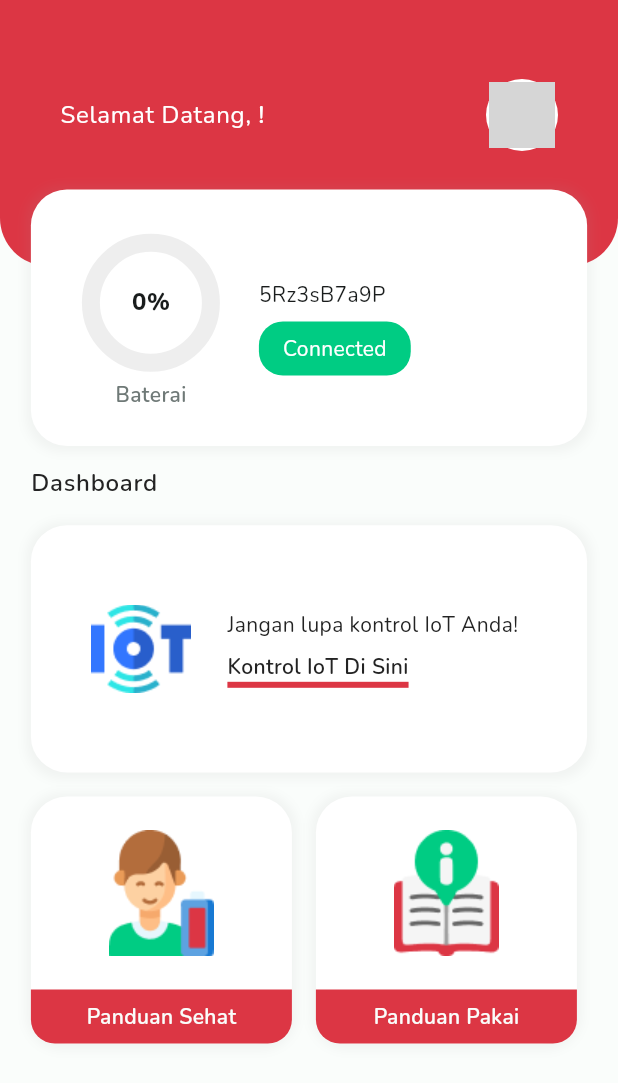
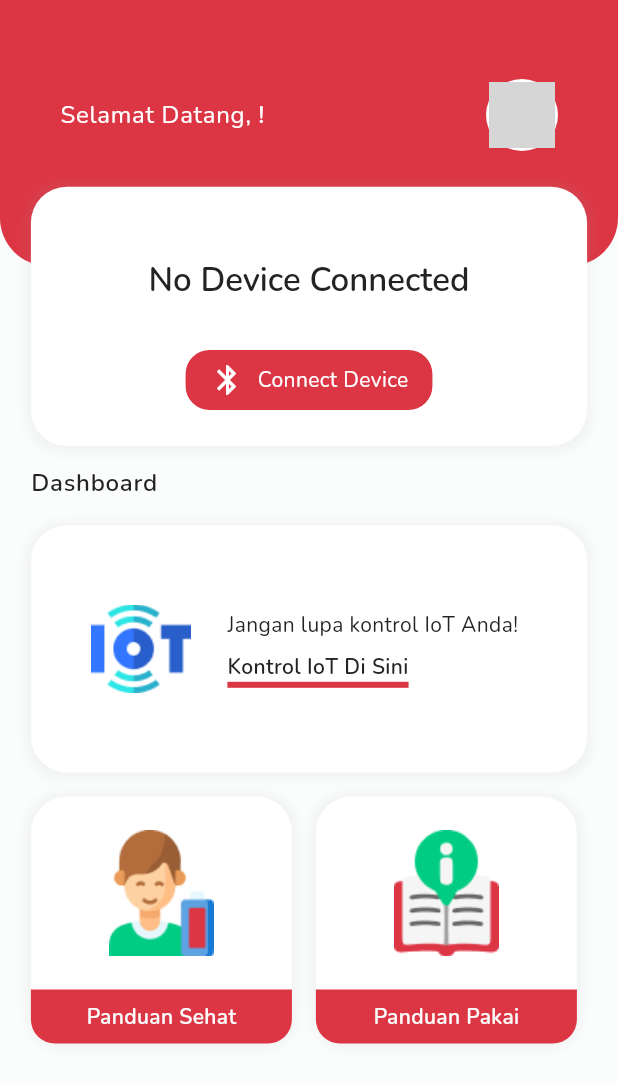
Before and after one commit to LeToyek/opticon_flutter, a Flutter app: the HomePage screen opened directly, on a phone screen of 412 x 824 dp. Shown: the top 1083 px of the screen. Run offline on Flutter 3.47's test engine with Material 3 defaults, Android fonts, the light colour scheme and no system bars; drawn by our look-alikes of flutter_animate; our stand-ins replace cloud_firestore, dio, firebase_auth, firebase_core, flutter_bluetooth_serial, flutter_dotenv and 9 more; missing offline and left inert: flutter_overlay_window; accounts and stored records are empty; generated files the repository leaves out were written again; network calls fail; grey boxes are pictures that could not be loaded.

Commit message:
feat(bluetooth): add bluetooth model receiver

```diff
--- a/lib/ui/controller/bluetooth_controller/bluetooth_controller_state.dart
+++ b/lib/ui/controller/bluetooth_controller/bluetooth_controller_state.dart
@@ -1,5 +1,6 @@
 import 'package:flutter_bluetooth_serial/flutter_bluetooth_serial.dart';
 import 'package:freezed_annotation/freezed_annotation.dart';
+import 'package:opticon_flutter/domain/model/bluetooth_data_model.dart';
 
 part 'bluetooth_controller_state.freezed.dart';
 
@@ -14,6 +15,7 @@ class BluetoothControllerState with _$BluetoothControllerState {
     @Default([]) List<BluetoothDevice> devicesList,
     BluetoothConnection? connection,
     String? message,
+    BluetoothDataModel? btData,
   }) = _BluetoothControllerState;
 
   bool get isConnected => connection != null && connection!.isConnected;
--- a/lib/ui/pages/main_page/home_page.dart
+++ b/lib/ui/pages/main_page/home_page.dart
@@ -1,6 +1,7 @@
 import 'package:flutter/material.dart';
 import 'package:flutter_animate/flutter_animate.dart';
 import 'package:flutter_riverpod/flutter_riverpod.dart';
+import 'package:opticon_flutter/ui/controller/bluetooth_controller/bluetooth_controller.dart';
 import 'package:opticon_flutter/ui/controller/user_controller/user_controller.dart';
 import 'package:opticon_flutter/ui/pages/auth_page/auth_page.dart';
 import 'package:opticon_flutter/ui/pages/iot_page/iot_device_page.dart';
@@ -168,6 +169,7 @@ class _HomePageState extends ConsumerState<HomePage> {
     final size = MediaQuery.of(context).size;
     final bodyLarge = Theme.of(context).textTheme.bodyLarge;
     final user = ref.watch(userControllerProvider).value;
+    final btState = ref.watch(bluetoothControllerProvider);
 
     var iotIdState = "5Rz3sB7a9P";
     var iotStatusState = "Connected";
@@ -221,12 +223,14 @@ class _HomePageState extends ConsumerState<HomePage> {
             child: Center(
               child: Container(
                   width: size.width * 0.9,
+                  height: (size.height / 5) + 8,
                   padding: const EdgeInsets.all(24),
                   decoration: BoxDecoration(
                       borderRadius: BorderRadius.circular(24),
                       color: colorScheme.onPrimary,
                       boxShadow: [generalShadow]),
-                child: Row(
+                  child: btState.isConnected
+                      ? Row(
                           mainAxisSize: MainAxisSize.min,
                           crossAxisAlignment: CrossAxisAlignment.start,
                           children: [
@@ -263,12 +267,53 @@ class _HomePageState extends ConsumerState<HomePage> {
                                             .textTheme
                                             .bodyMedium!
                                             .apply(
-                                        color: colorScheme.onSurfaceVariant)))
+                                                color: colorScheme
+                                                    .onSurfaceVariant)))
                               ],
                             ))
                           ],
+                        )
+                      : Column(
+                          crossAxisAlignment: CrossAxisAlignment.center,
+                          children: [
+                            const Spacer(),
+                            Text("No Device Connected",
+                                style: Theme.of(context)
+                                    .textTheme
+                                    .titleLarge!
+                                    .apply(
+                                        fontWeightDelta: 2,
+                                        color: colorScheme.onBackground)),
+                            const SizedBox(
+                              height: 8,
                             ),
+                            const Spacer(),
+                            InkWell(
+                              onTap: () => Navigator.pushNamed(
+                                  context, QRPage.routePath),
+                              child: Container(
+                                  padding: const EdgeInsets.symmetric(
+                                      horizontal: 16, vertical: 8),
+                                  decoration: BoxDecoration(
+                                      borderRadius: BorderRadius.circular(16),
+                                      color: colorScheme.primary),
+                                  child: Row(
+                                      mainAxisSize: MainAxisSize.min,
+                                      children: [
+                                        const Icon(Icons.bluetooth,
+                                            color: Colors.white),
+                                        const SizedBox(
+                                          width: 8,
                                         ),
+                                        Text(
+                                          "Connect Device",
+                                          style: TextStyle(
+                                              color: colorScheme.onPrimary),
+                                        )
+                                      ])),
+                            )
+                          ],
+                        )),
             ))
       ],
     );
--- a/lib/ui/widgets/battery_chart.dart
+++ b/lib/ui/widgets/battery_chart.dart
@@ -3,6 +3,7 @@ import 'package:flutter_riverpod/flutter_riverpod.dart';
 import 'package:opticon_flutter/domain/model/battery_model.dart';
 import 'package:opticon_flutter/ui/controller/battery_controller/battery_controller.dart';
 import 'package:opticon_flutter/ui/controller/battery_controller/battery_state.dart';
+import 'package:opticon_flutter/ui/controller/bluetooth_controller/bluetooth_controller.dart';
 
 class BatteryChart extends ConsumerStatefulWidget {
   const BatteryChart({super.key});
@@ -15,6 +16,8 @@ class _BatteryChartState extends ConsumerState<BatteryChart> {
   @override
   Widget build(BuildContext context) {
     final batteryState = ref.watch(batteryControllerProvider);
+    final btState =
+        ref.watch(bluetoothControllerProvider.select((value) => value.btData));
     final textTheme = Theme.of(context).textTheme;
     final colorScheme = Theme.of(context).colorScheme;
     return AnimatedContainer(
@@ -23,11 +26,15 @@ class _BatteryChartState extends ConsumerState<BatteryChart> {
       child: Column(
         children: [
           switch (batteryState) {
-            InitialBatteryState(battery: final batteryInitial) =>
-              _buildChart(context, batteryData: batteryInitial!),
+            InitialBatteryState(battery: final batteryInitial) => _buildChart(
+                context,
+                batteryData: BatteryModel(
+                    batteryValue: int.tryParse(btState?.battery ?? '0'))),
             LoadingBatteryState() => const CircularProgressIndicator(),
-            LoadedBatteryState(battery: final batteryData) =>
-              _buildChart(context, batteryData: batteryData!),
+            LoadedBatteryState(battery: final batteryData) => _buildChart(
+                context,
+                batteryData: BatteryModel(
+                    batteryValue: int.tryParse(btState?.battery ?? '0'))),
             ErrorBatteryState(message: final message) => Text(message)
           },
           Text(
```
Also changed, not shown: lib/domain/model/bluetooth_data_model.dart (+9 -26 lines), lib/ui/controller/bluetooth_controller/bluetooth_controller.dart (+25 -13 lines), assets/ufo.png (added), lib/ui/controller/bluetooth_controller/bluetooth_controller.g.dart, lib/ui/controller/bluetooth_controller/bluetooth_controller_state.freezed.dart. Lines whose indentation alone changed are shown as unchanged.
